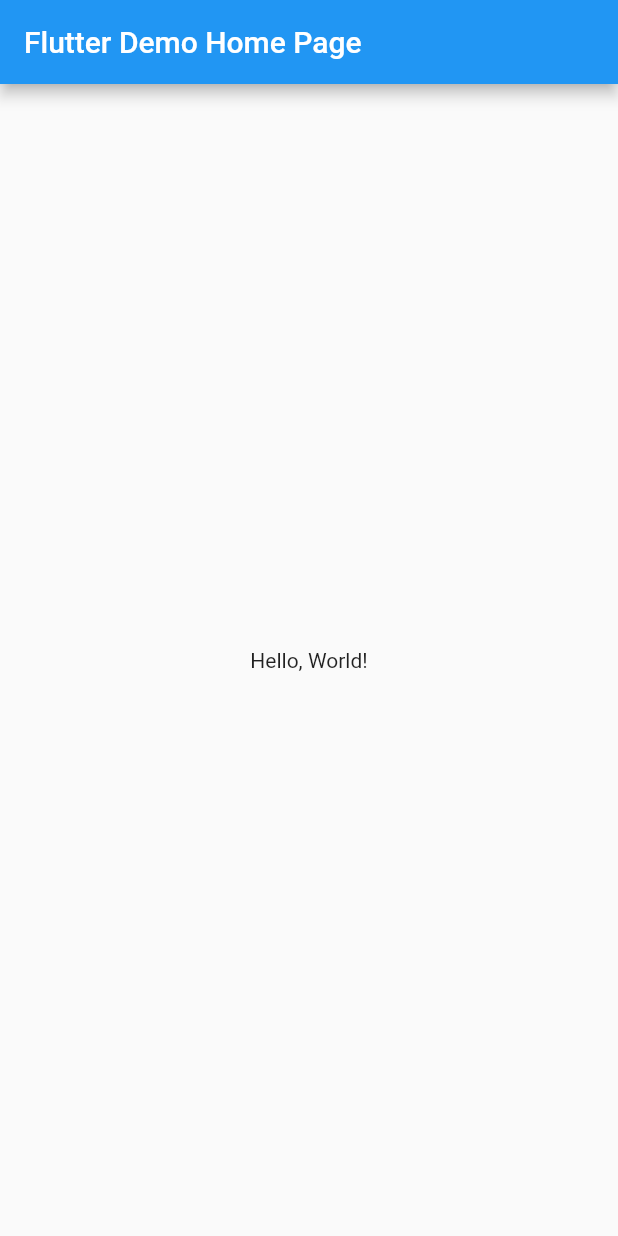
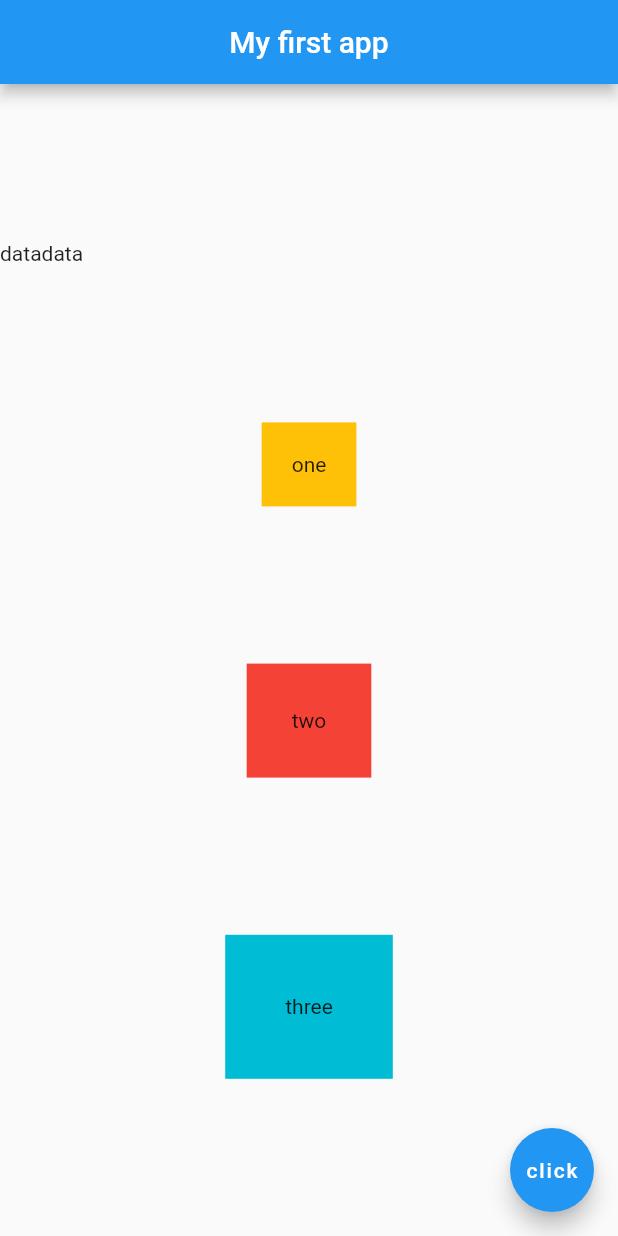
Before and after one commit to ojasmessi/My_first_app, a Flutter app: the screen it shows after launch, on a phone screen of 412 x 824 dp. Run offline on Flutter 3.47's test engine with Material 2 defaults, Android fonts, the phone set to English and light mode, and no system bars.

Commit message:
Update main.dart

```diff
--- a/lib/main.dart
+++ b/lib/main.dart
@@ -1,41 +1,43 @@
 import 'package:flutter/material.dart';
 
-void main() => runApp(MyApp());
-
-class MyApp extends StatelessWidget {
-  // This widget is the root of your application.
-  @override
-  Widget build(BuildContext context) {
-    return MaterialApp(
-      // Application name
-      title: 'Flutter Hello World',
-      // Application theme data, you can set the colors for the application as
-      // you want
-      theme: ThemeData(
-        primarySwatch: Colors.blue,
-      ),
-      // A widget which will be started on application startup
-      home: MyHomePage(title: 'Flutter Demo Home Page'),
-    );
-  }
-}
-
-class MyHomePage extends StatelessWidget {
-  final String title;
-  const MyHomePage({Key? key, required this.title}) : super(key: key);
-
-  @override
-  Widget build(BuildContext context) {
-    return Scaffold(
-      appBar: AppBar(
-        // The title text which will be shown on the action bar
-        title: Text(title),
-      ),
-      body: Center(
-        child: Text(
-          'Hello, World!',
+void main() => runApp(
+      MaterialApp(
+        home: Scaffold(
+          appBar: AppBar(
+            title: Text('My first app'),
+            centerTitle: true,
+          ),
+          body: Column(
+            mainAxisAlignment: MainAxisAlignment.spaceEvenly,
+            crossAxisAlignment: CrossAxisAlignment.center,
+            children: [
+              Row(
+                children: [
+                  Text('data'),
+                  Text('data'),
+                ],
+              ),
+              Container(
+                padding: EdgeInsets.all(20.0),
+                color: Colors.amber,
+                child: Text('one'),
+              ),
+              Container(
+                padding: EdgeInsets.all(30.0),
+                color: Colors.red,
+                child: Text('two'),
+              ),
+              Container(
+                padding: EdgeInsets.all(40.0),
+                color: Colors.cyan,
+                child: Text('three'),
+              ),
+            ],
+          ),
+          floatingActionButton: FloatingActionButton(
+            onPressed: null,
+            child: Text('click'),
+          ),
         ),
       ),
     );
-  }
-}
```
